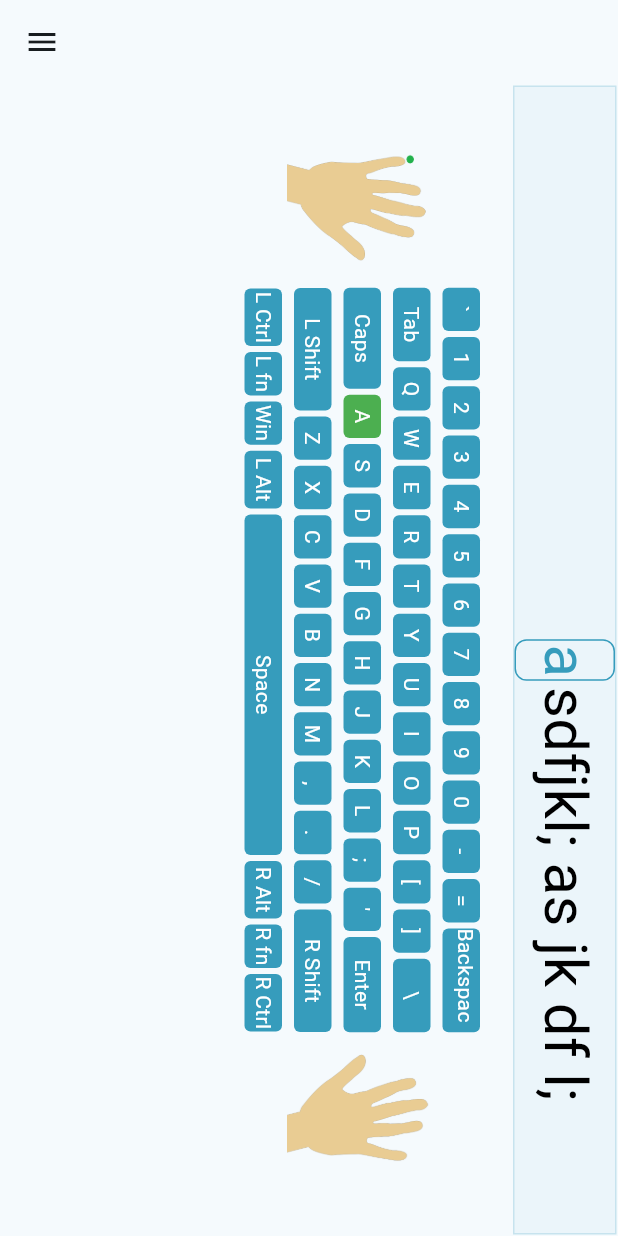
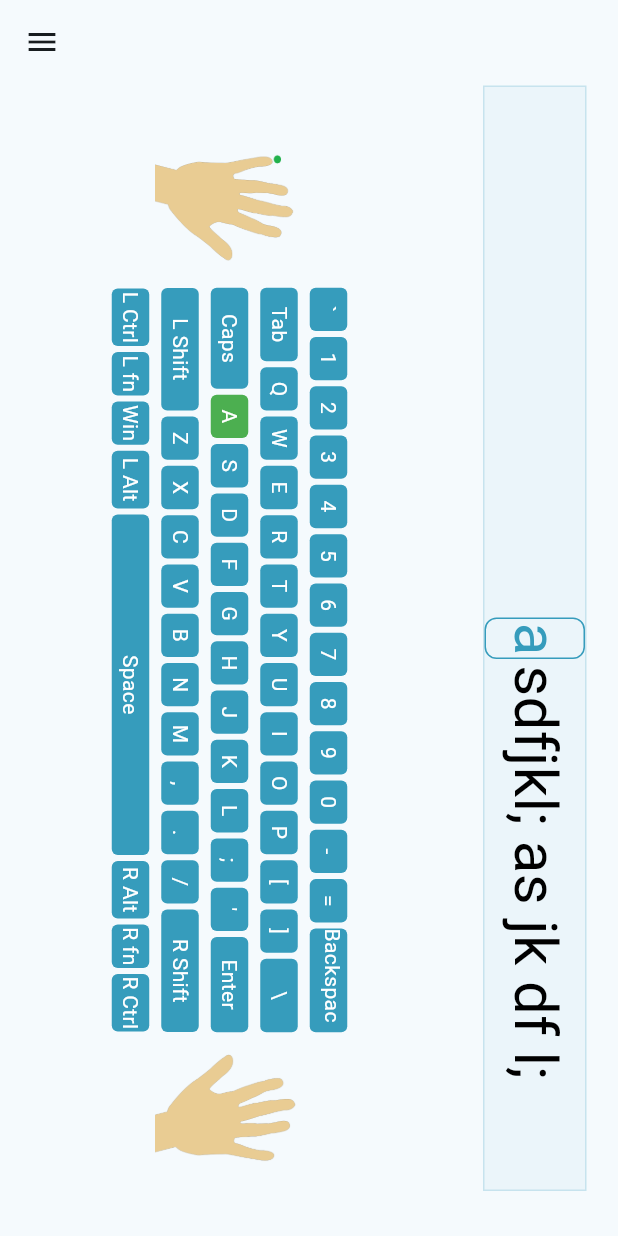
Before and after one commit to null-saurabh/Typing_Test_Website_For_Web_and_Android, a Flutter app: the LearnTypingTestScreen screen opened by its route, on a phone screen of 412 x 824 dp. Run offline on Flutter 3.47's test engine with Material 3 defaults, Android fonts, the light colour scheme and no system bars; our stand-ins replace firebase_auth, firebase_core, go_router, google_sign_in, responsive_builder; missing offline and left inert: flutter_razorpay_web; accounts and stored records are empty.

Commit message:
typing_menu_new_ui_mobile

```diff
--- a/lib/view/screens/learn_typing.dart
+++ b/lib/view/screens/learn_typing.dart
@@ -159,18 +159,27 @@ class _LearnTypingTestScreenState extends State<LearnTypingTestScreen> {
       child: Scaffold(
         body: Column(
           children: [
-            TestStringUi(
+            if(isPortrait)
+            const SizedBox(height: 20,),
+            Padding(
+              padding: EdgeInsets.only(right: isPortrait ? 29:0),
+              child: TestStringUi(
                   typedString: typedString,
                   currentLetter: currentLetter,
                   remainingString: remainingString),
+            ),
             const SizedBox(height: 15,),
             // Section 2: Keyboard UI
             Expanded(
+              child: Center(
                 child: SingleChildScrollView(
                   child: Column(
+                    mainAxisAlignment: MainAxisAlignment.center,
+                    crossAxisAlignment: CrossAxisAlignment.center,
                     children: [
                       Row(
                         mainAxisAlignment: MainAxisAlignment.center,
+                        crossAxisAlignment: CrossAxisAlignment.center,
                         children: [
                           SizedBox(
                               height: !isPortrait
@@ -234,6 +243,7 @@ class _LearnTypingTestScreenState extends State<LearnTypingTestScreen> {
                         ],
                       ),
                     ],
+                  ),
                 ),
               ),
             ),
```
Lines whose indentation alone changed are shown as unchanged.
